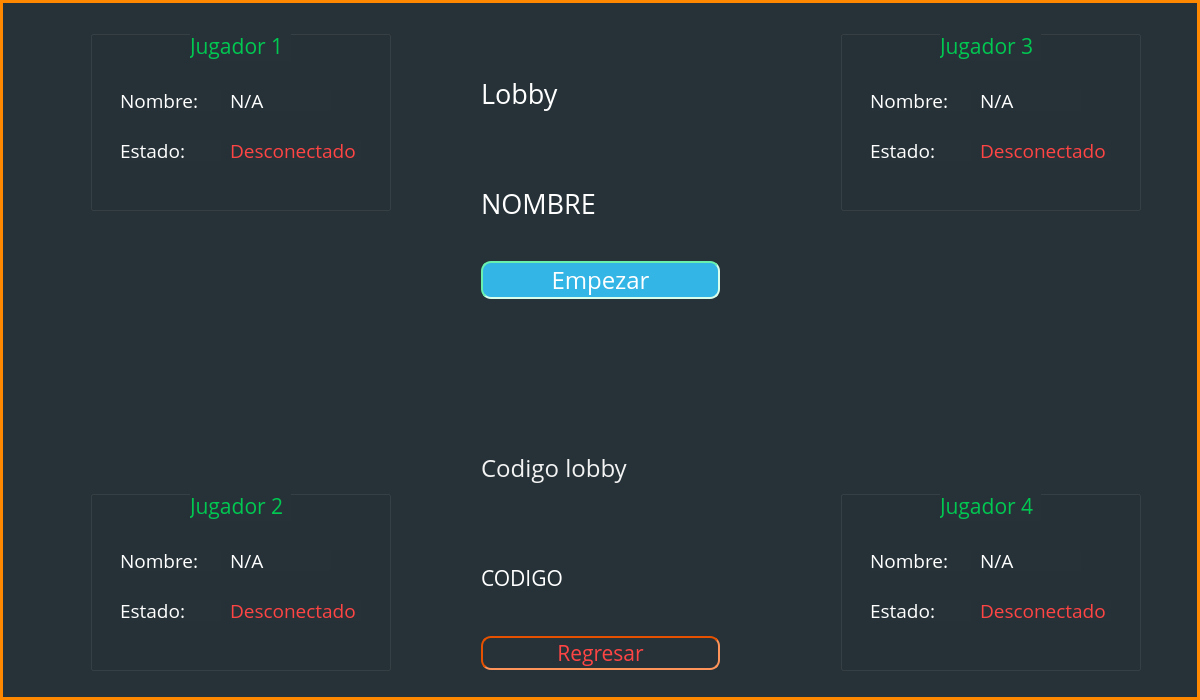
CE2103-Algorithms-Data-Structures-2/Scrabble-client, file ScrabbleClient/mainwindow.ui: the form before one commit.
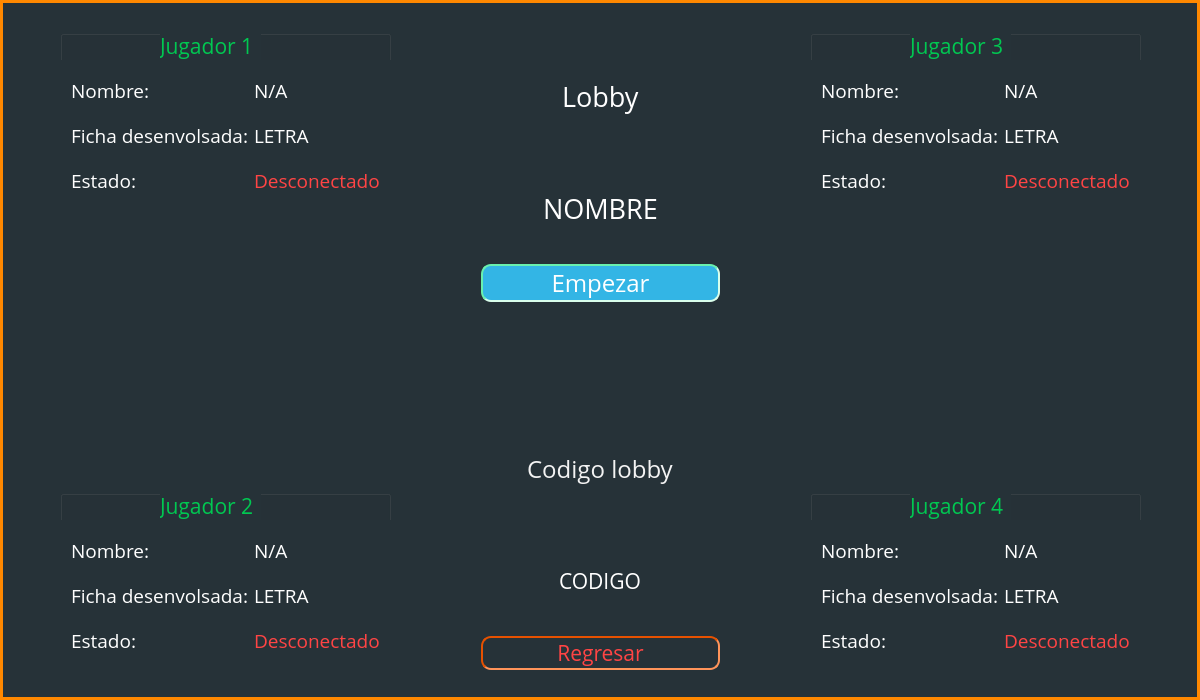
The form after the commit. The open tabs and pages were chosen to show the change.

Commit message: se anade ficha desenvolzada interfaz

```diff
--- a/ScrabbleClient/mainwindow.ui
+++ b/ScrabbleClient/mainwindow.ui
@@ -845,40 +845,15 @@
      <widget class="QGroupBox" name="groupBox">
       <property name="geometry">
        <rect>
-        <x>90</x>
+        <x>60</x>
         <y>30</y>
-        <width>301</width>
+        <width>331</width>
         <height>181</height>
        </rect>
       </property>
       <property name="title">
        <string/>
       </property>
-      <widget class="QLabel" name="label_4">
-       <property name="geometry">
-        <rect>
-         <x>30</x>
-         <y>60</y>
-         <width>101</width>
-         <height>21</height>
-        </rect>
-       </property>
-       <property name="font">
-        <font>
-         <family>Open Sans</family>
-         <pointsize>14</pointsize>
-         <weight>50</weight>
-         <italic>false</italic>
-         <bold>false</bold>
-        </font>
-       </property>
-       <property name="styleSheet">
-        <string notr="true">color: rgb(255, 255, 255);</string>
-       </property>
-       <property name="text">
-        <string>Nombre:</string>
-       </property>
-      </widget>
       <widget class="QLabel" name="label_7">
        <property name="geometry">
         <rect>
@@ -901,15 +876,18 @@
         <string>Jugador 1</string>
        </property>
       </widget>
-      <widget class="QLabel" name="label_14">
+      <widget class="QWidget" name="gridLayoutWidget_2">
        <property name="geometry">
         <rect>
-         <x>140</x>
-         <y>110</y>
-         <width>131</width>
-         <height>21</height>
+         <x>0</x>
+         <y>30</y>
+         <width>331</width>
+         <height>151</height>
         </rect>
        </property>
+       <layout class="QGridLayout" name="gridLayout_2">
+        <item row="0" column="0">
+         <widget class="QLabel" name="label_4">
        <property name="font">
         <font>
          <family>Open Sans</family>
@@ -920,46 +898,47 @@
         </font>
        </property>
        <property name="styleSheet">
-        <string notr="true">color: rgb(255, 68, 68);</string>
+           <string notr="true">color: rgb(255, 255, 255);</string>
        </property>
        <property name="text">
-        <string>Desconectado</string>
-       </property>
-      </widget>
-      <widget class="QLabel" name="label_15">
-       <property name="geometry">
-        <rect>
-         <x>30</x>
-         <y>110</y>
-         <width>101</width>
-         <height>21</height>
-        </rect>
-       </property>
+           <string>Nombre:</string>
+          </property>
+         </widget>
+        </item>
+        <item row="1" column="1">
+         <widget class="QLabel" name="label_49">
+          <property name="font">
+           <font>
+            <family>Open Sans</family>
+            <pointsize>14</pointsize>
+           </font>
+          </property>
+          <property name="styleSheet">
+           <string notr="true">color: rgb(255, 255, 255);</string>
+          </property>
+          <property name="text">
+           <string>LETRA</string>
+          </property>
+         </widget>
+        </item>
+        <item row="1" column="0">
+         <widget class="QLabel" name="label_48">
        <property name="font">
         <font>
          <family>Open Sans</family>
          <pointsize>14</pointsize>
-         <weight>50</weight>
-         <italic>false</italic>
-         <bold>false</bold>
         </font>
        </property>
        <property name="styleSheet">
         <string notr="true">color: rgb(255, 255, 255);</string>
        </property>
        <property name="text">
-        <string>Estado:</string>
-       </property>
-      </widget>
+           <string>Ficha desenvolsada:</string>
+          </property>
+         </widget>
+        </item>
+        <item row="0" column="1">
       <widget class="QLabel" name="label_16">
-       <property name="geometry">
-        <rect>
-         <x>140</x>
-         <y>60</y>
-         <width>101</width>
-         <height>21</height>
-        </rect>
-       </property>
        <property name="font">
         <font>
          <family>Open Sans</family>
@@ -975,45 +954,61 @@
        <property name="text">
         <string>N/A</string>
        </property>
+         </widget>
+        </item>
+        <item row="2" column="0">
+         <widget class="QLabel" name="label_15">
+          <property name="font">
+           <font>
+            <family>Open Sans</family>
+            <pointsize>14</pointsize>
+            <weight>50</weight>
+            <italic>false</italic>
+            <bold>false</bold>
+           </font>
+          </property>
+          <property name="styleSheet">
+           <string notr="true">color: rgb(255, 255, 255);</string>
+          </property>
+          <property name="text">
+           <string>Estado:</string>
+          </property>
+         </widget>
+        </item>
+        <item row="2" column="1">
+         <widget class="QLabel" name="label_14">
+          <property name="font">
+           <font>
+            <family>Open Sans</family>
+            <pointsize>14</pointsize>
+            <weight>50</weight>
+            <italic>false</italic>
+            <bold>false</bold>
+           </font>
+          </property>
+          <property name="styleSheet">
+           <string notr="true">color: rgb(255, 68, 68);</string>
+          </property>
+          <property name="text">
+           <string>Desconectado</string>
+          </property>
+         </widget>
+        </item>
+       </layout>
       </widget>
      </widget>
      <widget class="QGroupBox" name="groupBox_2">
       <property name="geometry">
        <rect>
-        <x>90</x>
+        <x>60</x>
         <y>490</y>
-        <width>301</width>
+        <width>331</width>
         <height>181</height>
        </rect>
       </property>
       <property name="title">
        <string/>
       </property>
-      <widget class="QLabel" name="label_22">
-       <property name="geometry">
-        <rect>
-         <x>30</x>
-         <y>60</y>
-         <width>101</width>
-         <height>21</height>
-        </rect>
-       </property>
-       <property name="font">
-        <font>
-         <family>Open Sans</family>
-         <pointsize>14</pointsize>
-         <weight>50</weight>
-         <italic>false</italic>
-         <bold>false</bold>
-        </font>
-       </property>
-       <property name="styleSheet">
-        <string notr="true">color: rgb(255, 255, 255);</string>
-       </property>
-       <property name="text">
-        <string>Nombre:</string>
-       </property>
-      </widget>
       <widget class="QLabel" name="label_23">
        <property name="geometry">
         <rect>
@@ -1036,65 +1031,34 @@
         <string>Jugador 2</string>
        </property>
       </widget>
-      <widget class="QLabel" name="label_24">
+      <widget class="QWidget" name="gridLayoutWidget_5">
        <property name="geometry">
         <rect>
-         <x>140</x>
-         <y>110</y>
-         <width>131</width>
-         <height>21</height>
+         <x>0</x>
+         <y>30</y>
+         <width>331</width>
+         <height>151</height>
         </rect>
        </property>
+       <layout class="QGridLayout" name="gridLayout_6">
+        <item row="1" column="1">
+         <widget class="QLabel" name="label_53">
        <property name="font">
         <font>
          <family>Open Sans</family>
          <pointsize>14</pointsize>
-         <weight>50</weight>
-         <italic>false</italic>
-         <bold>false</bold>
-        </font>
-       </property>
-       <property name="styleSheet">
-        <string notr="true">color: rgb(255, 68, 68);</string>
-       </property>
-       <property name="text">
-        <string>Desconectado</string>
-       </property>
-      </widget>
-      <widget class="QLabel" name="label_25">
-       <property name="geometry">
-        <rect>
-         <x>30</x>
-         <y>110</y>
-         <width>101</width>
-         <height>21</height>
-        </rect>
-       </property>
-       <property name="font">
-        <font>
-         <family>Open Sans</family>
-         <pointsize>14</pointsize>
-         <weight>50</weight>
-         <italic>false</italic>
-         <bold>false</bold>
         </font>
        </property>
        <property name="styleSheet">
         <string notr="true">color: rgb(255, 255, 255);</string>
        </property>
        <property name="text">
-        <string>Estado:</string>
-       </property>
-      </widget>
+           <string>LETRA</string>
+          </property>
+         </widget>
+        </item>
+        <item row="0" column="1">
       <widget class="QLabel" name="label_26">
-       <property name="geometry">
-        <rect>
-         <x>140</x>
-         <y>60</y>
-         <width>101</width>
-         <height>21</height>
-        </rect>
-       </property>
        <property name="font">
         <font>
          <family>Open Sans</family>
@@ -1110,45 +1074,96 @@
        <property name="text">
         <string>N/A</string>
        </property>
+         </widget>
+        </item>
+        <item row="0" column="0">
+         <widget class="QLabel" name="label_22">
+          <property name="font">
+           <font>
+            <family>Open Sans</family>
+            <pointsize>14</pointsize>
+            <weight>50</weight>
+            <italic>false</italic>
+            <bold>false</bold>
+           </font>
+          </property>
+          <property name="styleSheet">
+           <string notr="true">color: rgb(255, 255, 255);</string>
+          </property>
+          <property name="text">
+           <string>Nombre:</string>
+          </property>
+         </widget>
+        </item>
+        <item row="1" column="0">
+         <widget class="QLabel" name="label_52">
+          <property name="font">
+           <font>
+            <family>Open Sans</family>
+            <pointsize>14</pointsize>
+           </font>
+          </property>
+          <property name="styleSheet">
+           <string notr="true">color: rgb(255, 255, 255);</string>
+          </property>
+          <property name="text">
+           <string>Ficha desenvolsada:</string>
+          </property>
+         </widget>
+        </item>
+        <item row="2" column="0">
+         <widget class="QLabel" name="label_25">
+          <property name="font">
+           <font>
+            <family>Open Sans</family>
+            <pointsize>14</pointsize>
+            <weight>50</weight>
+            <italic>false</italic>
+            <bold>false</bold>
+           </font>
+          </property>
+          <property name="styleSheet">
+           <string notr="true">color: rgb(255, 255, 255);</string>
+          </property>
+          <property name="text">
+           <string>Estado:</string>
+          </property>
+         </widget>
+        </item>
+        <item row="2" column="1">
+         <widget class="QLabel" name="label_24">
+          <property name="font">
+           <font>
+            <family>Open Sans</family>
+            <pointsize>14</pointsize>
+            <weight>50</weight>
+            <italic>false</italic>
+            <bold>false</bold>
+           </font>
+          </property>
+          <property name="styleSheet">
+           <string notr="true">color: rgb(255, 68, 68);</string>
+          </property>
+          <property name="text">
+           <string>Desconectado</string>
+          </property>
+         </widget>
+        </item>
+       </layout>
       </widget>
      </widget>
      <widget class="QGroupBox" name="groupBox_4">
       <property name="geometry">
        <rect>
-        <x>840</x>
+        <x>810</x>
         <y>30</y>
-        <width>301</width>
+        <width>331</width>
         <height>181</height>
        </rect>
       </property>
       <property name="title">
        <string/>
       </property>
-      <widget class="QLabel" name="label_32">
-       <property name="geometry">
-        <rect>
-         <x>30</x>
-         <y>60</y>
-         <width>101</width>
-         <height>21</height>
-        </rect>
-       </property>
-       <property name="font">
-        <font>
-         <family>Open Sans</family>
-         <pointsize>14</pointsize>
-         <weight>50</weight>
-         <italic>false</italic>
-         <bold>false</bold>
-        </font>
-       </property>
-       <property name="styleSheet">
-        <string notr="true">color: rgb(255, 255, 255);</string>
-       </property>
-       <property name="text">
-        <string>Nombre:</string>
-       </property>
-      </widget>
       <widget class="QLabel" name="label_33">
        <property name="geometry">
         <rect>
@@ -1171,65 +1186,34 @@
         <string>Jugador 3</string>
        </property>
       </widget>
-      <widget class="QLabel" name="label_34">
+      <widget class="QWidget" name="gridLayoutWidget_3">
        <property name="geometry">
         <rect>
-         <x>140</x>
-         <y>110</y>
-         <width>131</width>
-         <height>21</height>
+         <x>0</x>
+         <y>30</y>
+         <width>331</width>
+         <height>151</height>
         </rect>
        </property>
+       <layout class="QGridLayout" name="gridLayout_4">
+        <item row="1" column="1">
+         <widget class="QLabel" name="label_51">
        <property name="font">
         <font>
          <family>Open Sans</family>
          <pointsize>14</pointsize>
-         <weight>50</weight>
-         <italic>false</italic>
-         <bold>false</bold>
-        </font>
-       </property>
-       <property name="styleSheet">
-        <string notr="true">color: rgb(255, 68, 68);</string>
-       </property>
-       <property name="text">
-        <string>Desconectado</string>
-       </property>
-      </widget>
-      <widget class="QLabel" name="label_35">
-       <property name="geometry">
-        <rect>
-         <x>30</x>
-         <y>110</y>
-         <width>101</width>
-         <height>21</height>
-        </rect>
-       </property>
-       <property name="font">
-        <font>
-         <family>Open Sans</family>
-         <pointsize>14</pointsize>
-         <weight>50</weight>
-         <italic>false</italic>
-         <bold>false</bold>
         </font>
        </property>
        <property name="styleSheet">
         <string notr="true">color: rgb(255, 255, 255);</string>
        </property>
        <property name="text">
-        <string>Estado:</string>
-       </property>
-      </widget>
+           <string>LETRA</string>
+          </property>
+         </widget>
+        </item>
+        <item row="0" column="1">
       <widget class="QLabel" name="label_36">
-       <property name="geometry">
-        <rect>
-         <x>140</x>
-         <y>60</y>
-         <width>101</width>
-         <height>21</height>
-        </rect>
-       </property>
        <property name="font">
         <font>
          <family>Open Sans</family>
@@ -1245,45 +1229,96 @@
        <property name="text">
         <string>N/A</string>
        </property>
+         </widget>
+        </item>
+        <item row="3" column="0">
+         <widget class="QLabel" name="label_35">
+          <property name="font">
+           <font>
+            <family>Open Sans</family>
+            <pointsize>14</pointsize>
+            <weight>50</weight>
+            <italic>false</italic>
+            <bold>false</bold>
+           </font>
+          </property>
+          <property name="styleSheet">
+           <string notr="true">color: rgb(255, 255, 255);</string>
+          </property>
+          <property name="text">
+           <string>Estado:</string>
+          </property>
+         </widget>
+        </item>
+        <item row="1" column="0">
+         <widget class="QLabel" name="label_50">
+          <property name="font">
+           <font>
+            <family>Open Sans</family>
+            <pointsize>14</pointsize>
+           </font>
+          </property>
+          <property name="styleSheet">
+           <string notr="true">color: rgb(255, 255, 255);</string>
+          </property>
+          <property name="text">
+           <string>Ficha desenvolsada:</string>
+          </property>
+         </widget>
+        </item>
+        <item row="0" column="0">
+         <widget class="QLabel" name="label_32">
+          <property name="font">
+           <font>
+            <family>Open Sans</family>
+            <pointsize>14</pointsize>
+            <weight>50</weight>
+            <italic>false</italic>
+            <bold>false</bold>
+           </font>
+          </property>
+          <property name="styleSheet">
+           <string notr="true">color: rgb(255, 255, 255);</string>
+          </property>
+          <property name="text">
+           <string>Nombre:</string>
+          </property>
+         </widget>
+        </item>
+        <item row="3" column="1">
+         <widget class="QLabel" name="label_34">
+          <property name="font">
+           <font>
+            <family>Open Sans</family>
+            <pointsize>14</pointsize>
+            <weight>50</weight>
+            <italic>false</italic>
+            <bold>false</bold>
+           </font>
+          </property>
+          <property name="styleSheet">
+           <string notr="true">color: rgb(255, 68, 68);</string>
+          </property>
+          <property name="text">
+           <string>Desconectado</string>
+          </property>
+         </widget>
+        </item>
+       </layout>
       </widget>
      </widget>
      <widget class="QGroupBox" name="groupBox_3">
       <property name="geometry">
        <rect>
-        <x>840</x>
+        <x>810</x>
         <y>490</y>
-        <width>301</width>
+        <width>331</width>
         <height>181</height>
        </rect>
       </property>
       <property name="title">
        <string/>
       </property>
-      <widget class="QLabel" name="label_27">
-       <property name="geometry">
-        <rect>
-         <x>30</x>
-         <y>60</y>
-         <width>101</width>
-         <height>21</height>
-        </rect>
-       </property>
-       <property name="font">
-        <font>
-         <family>Open Sans</family>
-         <pointsize>14</pointsize>
-         <weight>50</weight>
-         <italic>false</italic>
-         <bold>false</bold>
-        </font>
-       </property>
-       <property name="styleSheet">
-        <string notr="true">color: rgb(255, 255, 255);</string>
-       </property>
-       <property name="text">
-        <string>Nombre:</string>
-       </property>
-      </widget>
       <widget class="QLabel" name="label_28">
        <property name="geometry">
         <rect>
@@ -1306,65 +1341,18 @@
         <string>Jugador 4</string>
        </property>
       </widget>
-      <widget class="QLabel" name="label_29">
+      <widget class="QWidget" name="gridLayoutWidget_4">
        <property name="geometry">
         <rect>
-         <x>140</x>
-         <y>110</y>
-         <width>131</width>
-         <height>21</height>
+         <x>0</x>
+         <y>30</y>
+         <width>331</width>
+         <height>151</height>
         </rect>
        </property>
-       <property name="font">
-        <font>
-         <family>Open Sans</family>
-         <pointsize>14</pointsize>
-         <weight>50</weight>
-         <italic>false</italic>
-         <bold>false</bold>
-        </font>
-       </property>
-       <property name="styleSheet">
-        <string notr="true">color: rgb(255, 68, 68);</string>
-       </property>
-       <property name="text">
-        <string>Desconectado</string>
-       </property>
-      </widget>
-      <widget class="QLabel" name="label_30">
-       <property name="geometry">
-        <rect>
-         <x>30</x>
-         <y>110</y>
-         <width>101</width>
-         <height>21</height>
-        </rect>
-       </property>
-       <property name="font">
-        <font>
-         <family>Open Sans</family>
-         <pointsize>14</pointsize>
-         <weight>50</weight>
-         <italic>false</italic>
-         <bold>false</bold>
-        </font>
-       </property>
-       <property name="styleSheet">
-        <string notr="true">color: rgb(255, 255, 255);</string>
-       </property>
-       <property name="text">
-        <string>Estado:</string>
-       </property>
-      </widget>
+       <layout class="QGridLayout" name="gridLayout_5">
+        <item row="0" column="1">
       <widget class="QLabel" name="label_31">
-       <property name="geometry">
-        <rect>
-         <x>140</x>
-         <y>60</y>
-         <width>101</width>
-         <height>21</height>
-        </rect>
-       </property>
        <property name="font">
         <font>
          <family>Open Sans</family>
@@ -1380,6 +1368,98 @@
        <property name="text">
         <string>N/A</string>
        </property>
+         </widget>
+        </item>
+        <item row="1" column="1">
+         <widget class="QLabel" name="label_55">
+          <property name="font">
+           <font>
+            <family>Open Sans</family>
+            <pointsize>14</pointsize>
+           </font>
+          </property>
+          <property name="styleSheet">
+           <string notr="true">color: rgb(255, 255, 255);</string>
+          </property>
+          <property name="text">
+           <string>LETRA</string>
+          </property>
+         </widget>
+        </item>
+        <item row="0" column="0">
+         <widget class="QLabel" name="label_27">
+          <property name="font">
+           <font>
+            <family>Open Sans</family>
+            <pointsize>14</pointsize>
+            <weight>50</weight>
+            <italic>false</italic>
+            <bold>false</bold>
+           </font>
+          </property>
+          <property name="styleSheet">
+           <string notr="true">color: rgb(255, 255, 255);</string>
+          </property>
+          <property name="text">
+           <string>Nombre:</string>
+          </property>
+         </widget>
+        </item>
+        <item row="1" column="0">
+         <widget class="QLabel" name="label_54">
+          <property name="font">
+           <font>
+            <family>Open Sans</family>
+            <pointsize>14</pointsize>
+           </font>
+          </property>
+          <property name="styleSheet">
+           <string notr="true">color: rgb(255, 255, 255);</string>
+          </property>
+          <property name="text">
+           <string>Ficha desenvolsada:</string>
+          </property>
+         </widget>
+        </item>
+        <item row="2" column="0">
+         <widget class="QLabel" name="label_30">
+          <property name="font">
+           <font>
+            <family>Open Sans</family>
+            <pointsize>14</pointsize>
+            <weight>50</weight>
+            <italic>false</italic>
+            <bold>false</bold>
+           </font>
+          </property>
+          <property name="styleSheet">
+           <string notr="true">color: rgb(255, 255, 255);</string>
+          </property>
+          <property name="text">
+           <string>Estado:</string>
+          </property>
+         </widget>
+        </item>
+        <item row="2" column="1">
+         <widget class="QLabel" name="label_29">
+          <property name="font">
+           <font>
+            <family>Open Sans</family>
+            <pointsize>14</pointsize>
+            <weight>50</weight>
+            <italic>false</italic>
+            <bold>false</bold>
+           </font>
+          </property>
+          <property name="styleSheet">
+           <string notr="true">color: rgb(255, 68, 68);</string>
+          </property>
+          <property name="text">
+           <string>Desconectado</string>
+          </property>
+         </widget>
+        </item>
+       </layout>
       </widget>
      </widget>
      <widget class="QWidget" name="verticalLayoutWidget_2">
@@ -1392,7 +1472,10 @@
        </rect>
       </property>
       <layout class="QVBoxLayout" name="verticalLayout_2">
-       <item>
+       <property name="spacing">
+        <number>0</number>
+       </property>
+       <item alignment="Qt::AlignHCenter">
         <widget class="QLabel" name="label_44">
          <property name="font">
           <font>
@@ -1408,7 +1491,7 @@
          </property>
         </widget>
        </item>
-       <item>
+       <item alignment="Qt::AlignHCenter">
         <widget class="QLabel" name="label_45">
          <property name="font">
           <font>
@@ -1462,7 +1545,7 @@
          </property>
         </widget>
        </item>
-       <item>
+       <item alignment="Qt::AlignHCenter">
         <widget class="QLabel" name="label_41">
          <property name="font">
           <font>
@@ -1478,7 +1561,7 @@
          </property>
         </widget>
        </item>
-       <item>
+       <item alignment="Qt::AlignHCenter">
         <widget class="QLabel" name="label_42">
          <property name="font">
           <font>
```
Lines whose indentation alone changed are shown as unchanged.
